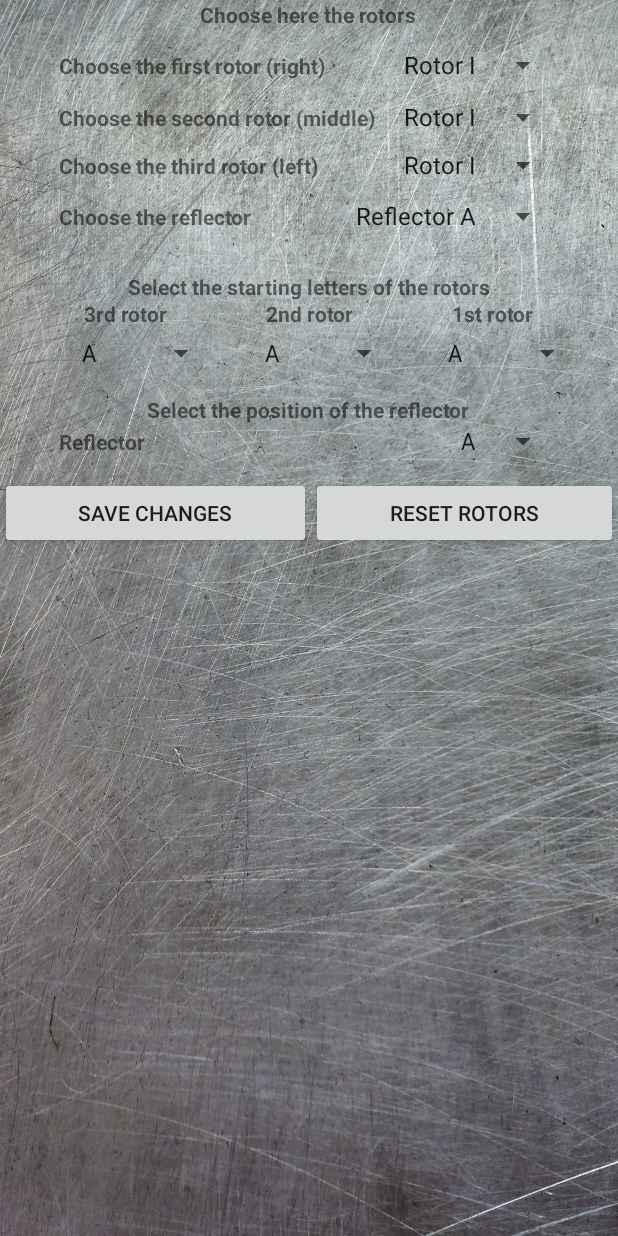
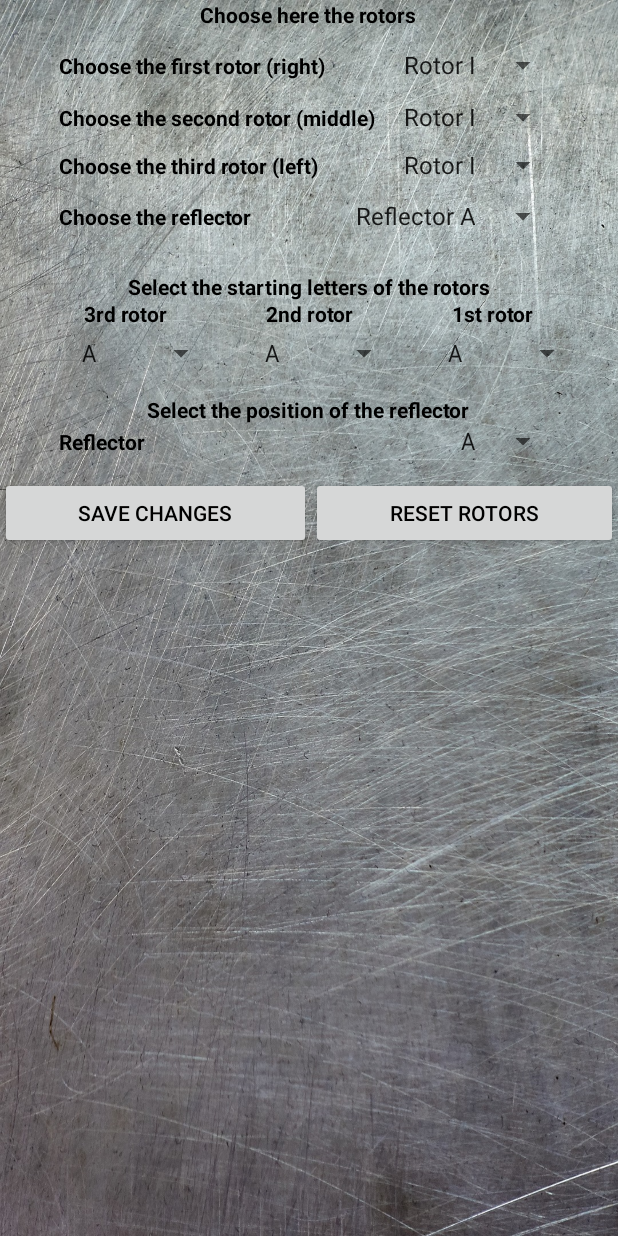
Before and after one commit to Hrichart/Enigma_LAST_OFFICIAL, an Android app: the Rotors screen opened directly, with no data from a screen before it, on a phone screen of 412 x 824 dp. Run offline under Robolectric (Android 15) with nearby library versions, the phone set to English and light mode, and no system bars.

Commit message:
last one

```diff
--- a/app/src/main/res/layout/activity_rotors.xml
+++ b/app/src/main/res/layout/activity_rotors.xml
@@ -5,7 +5,6 @@
     android:layout_width="match_parent"
     android:layout_height="match_parent"
     android:background="@drawable/rotor_background2"
-    android:visibility="visible"
     tools:context=".Rotors">
 
     <TextView
@@ -17,7 +16,7 @@
         android:layout_marginTop="0dp"
         android:text="@string/rotors_choose"
         android:textStyle="bold"
-        tools:textColor="@android:color/black" />
+        android:textColor="@android:color/black" />
 
     <LinearLayout
         android:layout_width="333dp"
@@ -35,7 +34,7 @@
             android:layout_weight="2"
             android:text="@string/rotors_choose1"
             android:textStyle="bold"
-            tools:textColor="@android:color/black" />
+            android:textColor="@android:color/black" />
 
         <Spinner
             android:id="@+id/spinner1"
@@ -62,7 +61,7 @@
             android:layout_weight="2"
             android:text="@string/rotors_choose2"
             android:textStyle="bold"
-            tools:textColor="@android:color/black" />
+            android:textColor="@android:color/black" />
 
         <Spinner
             android:id="@+id/spinner2"
@@ -88,7 +87,7 @@
             android:layout_weight="2"
             android:text="@string/rotors_choose3"
             android:textStyle="bold"
-            tools:textColor="@android:color/black" />
+            android:textColor="@android:color/black" />
 
         <Spinner
             android:id="@+id/spinner3"
@@ -114,7 +113,7 @@
             android:layout_weight="2"
             android:text="@string/rotors_reflector"
             android:textStyle="bold"
-            tools:textColor="@android:color/black" />
+            android:textColor="@android:color/black" />
 
         <Spinner
             android:id="@+id/spinner4"
@@ -133,7 +132,7 @@
         android:layout_marginTop="181dp"
         android:text="@string/start_selection"
         android:textStyle="bold"
-        tools:textColor="@android:color/black" />
+        android:textColor="@android:color/black" />
 
     <LinearLayout
         android:layout_width="366dp"
@@ -150,7 +149,7 @@
             android:text="@string/third_letter"
             android:textAlignment="center"
             android:textStyle="bold"
-            tools:textColor="@android:color/black" />
+            android:textColor="@android:color/black" />
 
         <TextView
             android:layout_width="wrap_content"
@@ -159,7 +158,7 @@
             android:text="@string/second_letter"
             android:textAlignment="center"
             android:textStyle="bold"
-            tools:textColor="@android:color/black" />
+            android:textColor="@android:color/black" />
 
         <TextView
             android:layout_width="wrap_content"
@@ -168,7 +167,7 @@
             android:text="@string/first_letter"
             android:textAlignment="center"
             android:textStyle="bold"
-            tools:textColor="@android:color/black" />
+            android:textColor="@android:color/black" />
     </LinearLayout>
 
     <LinearLayout
@@ -184,21 +183,21 @@
             android:layout_width="wrap_content"
             android:layout_height="wrap_content"
             android:layout_weight="1"
-            android:textAlignment="center"></Spinner>
+            android:textAlignment="center"/>
 
         <Spinner
             android:id="@+id/letter_selector_2"
             android:layout_width="wrap_content"
             android:layout_height="match_parent"
             android:layout_weight="1"
-            android:textAlignment="center"></Spinner>
+            android:textAlignment="center"/>
 
         <Spinner
             android:id="@+id/letter_selector_1"
             android:layout_width="wrap_content"
             android:layout_height="wrap_content"
             android:layout_weight="1"
-            android:textAlignment="center"></Spinner>
+            android:textAlignment="center"/>
     </LinearLayout>
 
     <LinearLayout
@@ -217,7 +216,7 @@
             android:onClick="save"
             android:text="@string/save"
             tools:ignore="ButtonStyle"
-            tools:textColor="@android:color/black" />
+            android:textColor="@android:color/black" />
 
         <Button
             android:id="@+id/reset"
@@ -227,7 +226,7 @@
             android:onClick="reset"
             android:text="@string/reset1"
             tools:ignore="ButtonStyle"
-            tools:textColor="@android:color/black" />
+            android:textColor="@android:color/black" />
     </LinearLayout>
 
     <TextView
@@ -238,7 +237,7 @@
         android:layout_marginTop="263dp"
         android:text="@string/rotor_letter"
         android:textStyle="bold"
-        tools:textColor="@android:color/black" />
+        android:textColor="@android:color/black" />
 
     <LinearLayout
         android:layout_width="333dp"
@@ -254,7 +253,7 @@
             android:layout_weight="2"
             android:text="@string/reflector_choose"
             android:textStyle="bold"
-            tools:textColor="@android:color/black" />
+            android:textColor="@android:color/black" />
 
         <Spinner
             android:id="@+id/reflector_selection_4"
--- a/app/src/main/res/layout/activity_to_crypt.xml
+++ b/app/src/main/res/layout/activity_to_crypt.xml
@@ -4,6 +4,7 @@
     xmlns:tools="http://schemas.android.com/tools"
     android:layout_width="match_parent"
     android:layout_height="match_parent"
+    android:background="@drawable/deutch_paper"
     tools:context=".toCrypt">
 
     <TextView
@@ -11,22 +12,24 @@
         android:layout_width="match_parent"
         android:layout_height="wrap_content"
         android:layout_alignParentStart="true"
+        android:layout_alignParentLeft="true"
         android:layout_alignParentTop="true"
-        android:layout_marginTop="12dp"
-        android:text="@string/original_text"
-        android:layout_alignParentLeft="true"
-        android:gravity="center_horizontal"/>
+        android:layout_marginStart="0dp"
+        android:layout_marginLeft="0dp"
+        android:layout_marginTop="46dp"
+        android:gravity="center_horizontal"
+        android:text="@string/original_text" />
 
     <TextView
         android:id="@+id/original_text_2"
         android:layout_width="match_parent"
         android:layout_height="wrap_content"
         android:layout_alignParentStart="true"
+        android:layout_alignParentLeft="true"
         android:layout_alignParentTop="true"
         android:layout_marginStart="0dp"
-        android:layout_marginTop="44dp"
-        android:layout_alignParentLeft="true"
-        android:layout_marginLeft="0dp" />
+        android:layout_marginLeft="0dp"
+        android:layout_marginTop="68dp" />
 
     <TextView
         android:id="@+id/crypted_text_1"
```
Also changed, not shown: app/src/main/res/drawable/deutch_paper.jpg (added).
